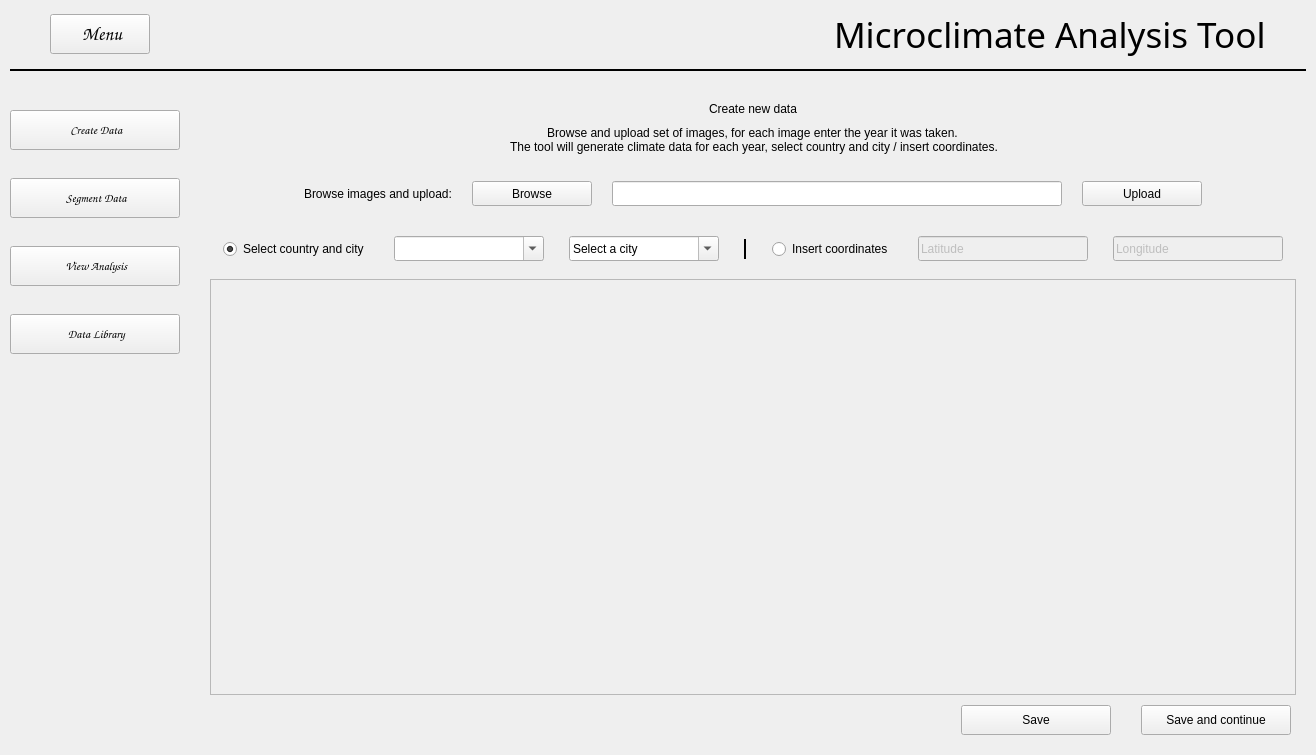
Qt form app/ui_main.ui (MMA-org/Microclimate-Analysis-Tool) before a commit.
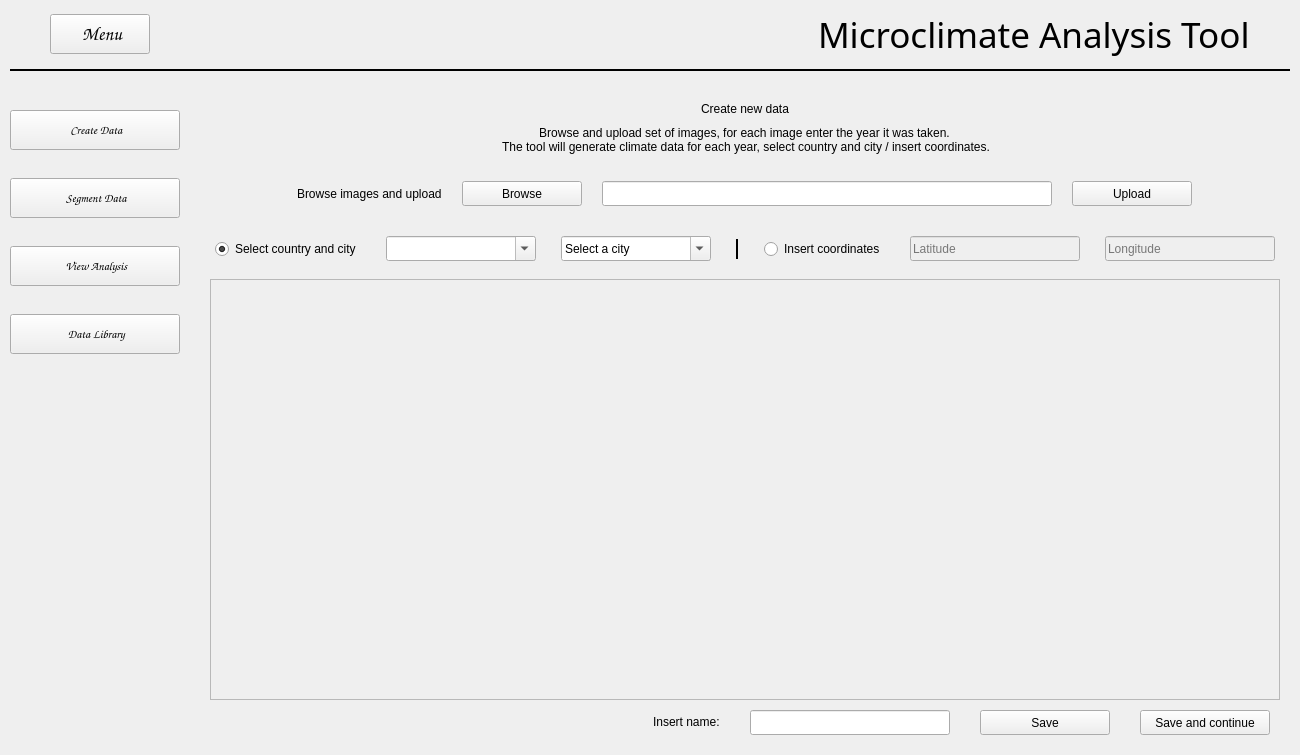
The same form after that commit. Icons and pictures are not drawn.

Patch:
```diff
--- a/app/ui_main.ui
+++ b/app/ui_main.ui
@@ -9,7 +9,7 @@
    <rect>
     <x>0</x>
     <y>0</y>
-    <width>1316</width>
+    <width>1266</width>
     <height>755</height>
    </rect>
   </property>
@@ -484,7 +484,7 @@
                     </sizepolicy>
                    </property>
                    <property name="text">
-                    <string>Browse images and upload:</string>
+                    <string>Browse images and upload</string>
                    </property>
                   </widget>
                  </item>
@@ -675,7 +675,7 @@
                     <bool>true</bool>
                    </property>
                    <property name="currentText">
-                    <string>Select a country</string>
+                    <string/>
                    </property>
                    <property name="currentIndex">
                     <number>-1</number>
@@ -789,8 +789,11 @@
                    <property name="focusPolicy">
                     <enum>Qt::WheelFocus</enum>
                    </property>
+                   <property name="inputMask">
+                    <string/>
+                   </property>
                    <property name="text">
-                    <string>Latitude </string>
+                    <string/>
                    </property>
                    <property name="frame">
                     <bool>true</bool>
@@ -802,7 +805,7 @@
                     <number>9</number>
                    </property>
                    <property name="placeholderText">
-                    <string/>
+                    <string>Latitude</string>
                    </property>
                    <property name="clearButtonEnabled">
                     <bool>false</bool>
@@ -836,20 +839,20 @@
                     <enum>Qt::WheelFocus</enum>
                    </property>
                    <property name="text">
+                    <string/>
+                   </property>
+                   <property name="frame">
+                    <bool>true</bool>
+                   </property>
+                   <property name="echoMode">
+                    <enum>QLineEdit::Normal</enum>
+                   </property>
+                   <property name="cursorPosition">
+                    <number>0</number>
+                   </property>
+                   <property name="placeholderText">
                     <string>Longitude</string>
                    </property>
-                   <property name="frame">
-                    <bool>true</bool>
-                   </property>
-                   <property name="echoMode">
-                    <enum>QLineEdit::Normal</enum>
-                   </property>
-                   <property name="cursorPosition">
-                    <number>9</number>
-                   </property>
-                   <property name="placeholderText">
-                    <string/>
-                   </property>
                    <property name="clearButtonEnabled">
                     <bool>false</bool>
                    </property>
@@ -892,8 +895,8 @@
                   <rect>
                    <x>0</x>
                    <y>0</y>
-                   <width>1084</width>
-                   <height>423</height>
+                   <width>1034</width>
+                   <height>428</height>
                   </rect>
                  </property>
                  <property name="sizePolicy">
@@ -905,10 +908,10 @@
                 </widget>
                </widget>
               </item>
-              <item alignment="Qt::AlignRight">
+              <item alignment="Qt::AlignRight|Qt::AlignVCenter">
                <widget class="QWidget" name="saveContainer" native="true">
                 <property name="sizePolicy">
-                 <sizepolicy hsizetype="Minimum" vsizetype="Maximum">
+                 <sizepolicy hsizetype="Preferred" vsizetype="Preferred">
                   <horstretch>0</horstretch>
                   <verstretch>0</verstretch>
                  </sizepolicy>
@@ -924,23 +927,58 @@
                   <number>5</number>
                  </property>
                  <property name="rightMargin">
-                  <number>5</number>
+                  <number>10</number>
                  </property>
                  <property name="bottomMargin">
                   <number>0</number>
                  </property>
+                 <item>
+                  <widget class="QLabel" name="saveNameLabel">
+                   <property name="sizePolicy">
+                    <sizepolicy hsizetype="Fixed" vsizetype="Fixed">
+                     <horstretch>0</horstretch>
+                     <verstretch>0</verstretch>
+                    </sizepolicy>
+                   </property>
+                   <property name="text">
+                    <string>Insert name:</string>
+                   </property>
+                  </widget>
+                 </item>
+                 <item>
+                  <widget class="QLineEdit" name="saveNameInput">
+                   <property name="sizePolicy">
+                    <sizepolicy hsizetype="Fixed" vsizetype="Fixed">
+                     <horstretch>0</horstretch>
+                     <verstretch>0</verstretch>
+                    </sizepolicy>
+                   </property>
+                   <property name="minimumSize">
+                    <size>
+                     <width>200</width>
+                     <height>25</height>
+                    </size>
+                   </property>
+                   <property name="maximumSize">
+                    <size>
+                     <width>200</width>
+                     <height>25</height>
+                    </size>
+                   </property>
+                  </widget>
+                 </item>
                  <item>
                   <widget class="QPushButton" name="saveButton">
                    <property name="minimumSize">
                     <size>
-                     <width>150</width>
-                     <height>30</height>
+                     <width>130</width>
+                     <height>25</height>
                     </size>
                    </property>
                    <property name="maximumSize">
                     <size>
-                     <width>150</width>
-                     <height>30</height>
+                     <width>130</width>
+                     <height>25</height>
                     </size>
                    </property>
                    <property name="text">
@@ -952,14 +990,14 @@
                   <widget class="QPushButton" name="continueButton">
                    <property name="minimumSize">
                     <size>
-                     <width>150</width>
-                     <height>30</height>
+                     <width>130</width>
+                     <height>25</height>
                     </size>
                    </property>
                    <property name="maximumSize">
                     <size>
-                     <width>150</width>
-                     <height>30</height>
+                     <width>130</width>
+                     <height>25</height>
                     </size>
                    </property>
                    <property name="text">
```
Left out of the diff: 10 changed lines with no effect on the pictures.
